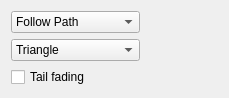
Qt form code/nel/tools/3d/object_viewer_qt/src/tail_form.ui (ryzom/ryzomcore) before a commit.
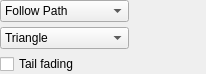
The same form after that commit. Custom widgets are drawn as their Qt base class.

Diff of the .ui file:
```diff
--- a/code/nel/tools/3d/object_viewer_qt/src/tail_form.ui
+++ b/code/nel/tools/3d/object_viewer_qt/src/tail_form.ui
@@ -6,14 +6,20 @@
    <rect>
     <x>0</x>
     <y>0</y>
-    <width>206</width>
-    <height>90</height>
+    <width>187</width>
+    <height>72</height>
    </rect>
   </property>
   <property name="windowTitle">
    <string>Form</string>
   </property>
   <layout class="QGridLayout" name="gridLayout">
+   <property name="margin">
+    <number>0</number>
+   </property>
+   <property name="spacing">
+    <number>5</number>
+   </property>
    <item row="0" column="0">
     <widget class="QComboBox" name="ribbonOrientationComboBox">
      <property name="toolTip">
```
